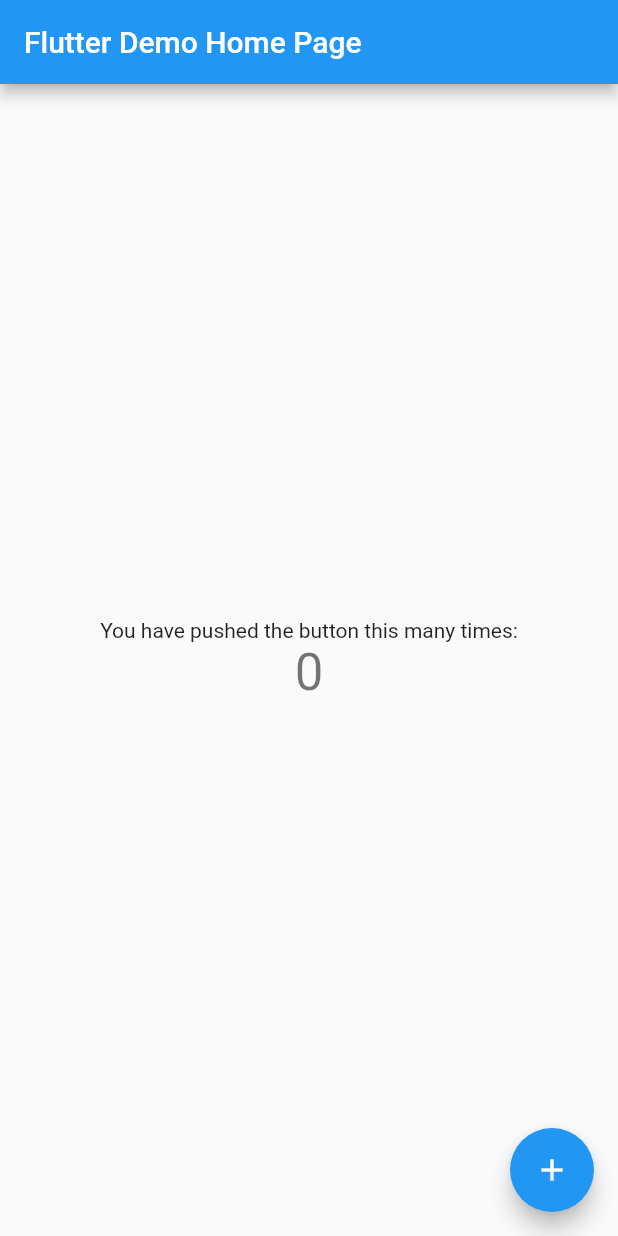
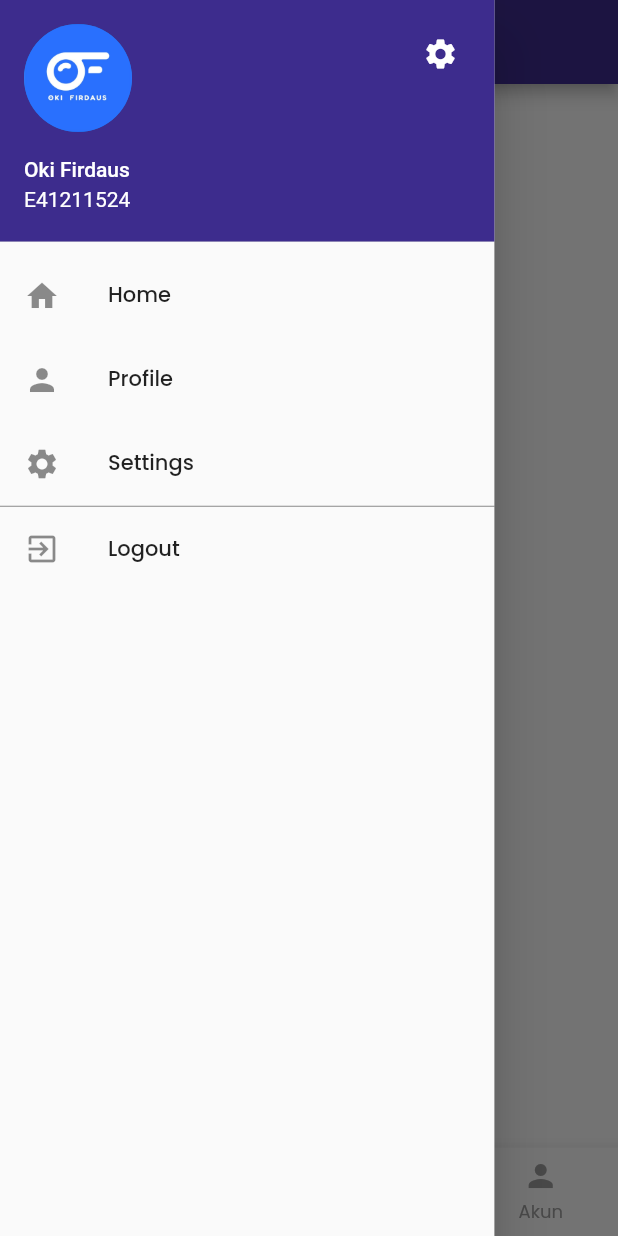
Before and after one commit to okifirsyah404/tugas_workshop_aplikasi_mobile_framework, a Flutter app: the screen it shows after launch, with the side drawer open (before the commit the screen has no drawer), on a phone screen of 412 x 824 dp. Run offline on Flutter 3.47's test engine with Material 2 defaults, Android fonts, the phone set to English and light mode, and no system bars; our stand-ins replace google_fonts.

Commit message:
Update tugas

```diff
--- a/lib/main.dart
+++ b/lib/main.dart
@@ -1,67 +1,36 @@
 import 'package:flutter/material.dart';
+import 'package:google_fonts/google_fonts.dart';
+import './screens/login_screen.dart';
+import './screens/main_screen.dart';
+import './screens/second_screen.dart';
 
 void main() {
-  runApp(const MyApp());
+  runApp(const MainApp());
 }
 
-class MyApp extends StatelessWidget {
-  const MyApp({super.key});
+class MainApp extends StatelessWidget {
+  const MainApp({super.key});
 
   @override
   Widget build(BuildContext context) {
     return MaterialApp(
-      title: 'Tugas Framework Flutter',
-      theme: ThemeData(
-        primarySwatch: Colors.blue,
+      debugShowCheckedModeBanner: false,
+      theme: ThemeData().copyWith(
+        colorScheme: ThemeData().colorScheme.copyWith(
+              primary: const Color(0xFF3D2C8D),
+              onPrimary: Colors.white,
+              secondary: const Color(0xFF3D2C8D),
+              tertiary: const Color(0xFF916BBF),
+            ),
+        textTheme: GoogleFonts.poppinsTextTheme(),
       ),
-      home: const MyHomePage(title: 'Flutter Demo Home Page'),
+      // home: const MainScreen(),
+      routes: {
+        "/": (context) => const MainScreen(),
+        "/login": (context) => const LoginScreen(),
+        "/second-screen": (context) => const SecondScreen(),
+      },
+      initialRoute: "/",
     );
   }
 }
-
-class MyHomePage extends StatefulWidget {
-  const MyHomePage({super.key, required this.title});
-
-  final String title;
-
-  @override
-  State<MyHomePage> createState() => _MyHomePageState();
-}
-
-class _MyHomePageState extends State<MyHomePage> {
-  int _counter = 0;
-
-  void _incrementCounter() {
-    setState(() {
-      _counter++;
-    });
-  }
-
-  @override
-  Widget build(BuildContext context) {
-    return Scaffold(
-      appBar: AppBar(
-        title: Text(widget.title),
-      ),
-      body: Center(
-        child: Column(
-          mainAxisAlignment: MainAxisAlignment.center,
-          children: <Widget>[
-            const Text(
-              'You have pushed the button this many times:',
-            ),
-            Text(
-              '$_counter',
-              style: Theme.of(context).textTheme.headline4,
-            ),
-          ],
-        ),
-      ),
-      floatingActionButton: FloatingActionButton(
-        onPressed: _incrementCounter,
-        tooltip: 'Increment',
-        child: const Icon(Icons.add),
-      ),
-    );
-  }
-}
--- /dev/null
+++ b/lib/screens/main_screen.dart
@@ -0,0 +1,143 @@
+import 'package:flutter/material.dart';
+import '../widgets/drawer_widget.dart';
+
+import 'login_screen.dart';
+
+class MainScreen extends StatefulWidget {
+  const MainScreen({super.key});
+
+  @override
+  State<MainScreen> createState() => _MainScreenState();
+}
+
+class _MainScreenState extends State<MainScreen> {
+  int index = 0;
+  List<Widget> list = [
+    const Home(),
+    const Profile(),
+    const Settings(),
+  ];
+
+  int _selectedIndex = 0;
+  static const TextStyle optionStyle =
+      TextStyle(fontSize: 30, fontWeight: FontWeight.bold);
+  static const List<Widget> _widgetOptions = <Widget>[
+    Text(
+      'Beranda',
+      style: optionStyle,
+    ),
+    Text(
+      'Pesanan',
+      style: optionStyle,
+    ),
+    Text(
+      'Inbox',
+      style: optionStyle,
+    ),
+    Text(
+      'Akun',
+      style: optionStyle,
+    ),
+  ];
+
+  void _onItemTapped(int index) {
+    setState(() {
+      _selectedIndex = index;
+    });
+  }
+
+  @override
+  Widget build(BuildContext context) {
+    return Scaffold(
+      appBar: AppBar(
+        title: const Text("Main Screen"),
+        centerTitle: true,
+      ),
+      drawer: DrawerWidget(
+        onTap: (contex, i) {
+          setState(() {
+            index = i;
+            Navigator.pop(context);
+          });
+        },
+      ),
+      bottomNavigationBar: BottomNavigationBar(
+        items: const <BottomNavigationBarItem>[
+          BottomNavigationBarItem(
+            icon: Icon(Icons.home),
+            label: 'Beranda',
+          ),
+          BottomNavigationBarItem(
+            icon: Icon(Icons.list_alt),
+            label: 'Pesanan',
+          ),
+          BottomNavigationBarItem(
+            icon: Icon(Icons.mail),
+            label: 'Inbox',
+          ),
+          BottomNavigationBarItem(
+            icon: Icon(Icons.person),
+            label: 'Akun',
+          ),
+        ],
+        currentIndex: _selectedIndex,
+        selectedItemColor: Theme.of(context).colorScheme.primary,
+        unselectedItemColor: Colors.grey,
+        type: BottomNavigationBarType.fixed,
+        showUnselectedLabels: true,
+        onTap: _onItemTapped,
+      ),
+      // body: list[index],
+      body: Center(
+        child: _widgetOptions.elementAt(_selectedIndex),
+      ),
+    );
+  }
+}
+
+class Settings extends StatelessWidget {
+  const Settings({super.key});
+
+  @override
+  Widget build(BuildContext context) {
+    return const Center(
+      child: Text(
+        "Settings",
+        style: TextStyle(fontSize: 25, fontWeight: FontWeight.w600),
+      ),
+    );
+  }
+}
+
+class Profile extends StatelessWidget {
+  const Profile({super.key});
+
+  @override
+  Widget build(BuildContext context) {
+    return const Center(
+      child: Text(
+        "Profile",
+        style: TextStyle(fontSize: 25, fontWeight: FontWeight.w600),
+      ),
+    );
+  }
+}
+
+class Home extends StatelessWidget {
+  const Home({Key? key}) : super(key: key);
+  @override
+  Widget build(BuildContext context) {
+    return Center(
+      child: Column(
+        children: [
+          const Text(
+            "Home",
+            style: TextStyle(fontSize: 25, fontWeight: FontWeight.w600),
+          ),
+          ElevatedButton(
+              onPressed: () {}, child: const Text("Pergi ke Page lain"))
+        ],
+      ),
+    );
+  }
+}
--- /dev/null
+++ b/lib/widgets/drawer_widget.dart
@@ -0,0 +1,69 @@
+import 'package:flutter/material.dart';
+import '../screens/login_screen.dart';
+
+class DrawerWidget extends StatelessWidget {
+  final Function onTap;
+
+  const DrawerWidget({super.key, required this.onTap});
+
+  @override
+  Widget build(BuildContext context) {
+    return SizedBox(
+      width: MediaQuery.of(context).size.width * 0.8,
+      child: Drawer(
+        child: ListView(
+          children: [
+            UserAccountsDrawerHeader(
+              accountName: const Text("Oki Firdaus"),
+              accountEmail: const Text("E41211524"),
+              currentAccountPicture: const CircleAvatar(
+                backgroundImage:
+                    AssetImage("assets/images/user_profiles/foto.png"),
+              ),
+              otherAccountsPictures: [
+                IconButton(
+                  onPressed: () {},
+                  icon: Icon(
+                    Icons.settings,
+                    color: ThemeData().colorScheme.onPrimary,
+                  ),
+                ),
+              ],
+            ),
+            ListTile(
+              leading: Icon(Icons.home),
+              title: Text("Home"),
+              onTap: () => onTap(context, 0),
+            ),
+            ListTile(
+              leading: Icon(Icons.person),
+              title: Text("Profile"),
+              onTap: () => onTap(context, 1),
+            ),
+            ListTile(
+              leading: Icon(Icons.settings),
+              title: Text("Settings"),
+              onTap: () => onTap(context, 2),
+            ),
+            Divider(
+              height: 1,
+              color: Colors.black45,
+            ),
+            ListTile(
+              leading: Icon(Icons.exit_to_app),
+              title: Text("Logout"),
+              onTap: () {
+                Navigator.pushReplacement(
+                  context,
+                  MaterialPageRoute(
+                    builder: (context) => LoginScreen(),
+                  ),
+                );
+              },
+            ),
+          ],
+        ),
+      ),
+    );
+  }
+}
--- a/pubspec.yaml
+++ b/pubspec.yaml
@@ -36,6 +36,7 @@
   # The following adds the Cupertino Icons font to your application.
   # Use with the CupertinoIcons class for iOS style icons.
   cupertino_icons: ^1.0.2
+  google_fonts: ^3.0.1
 
 dev_dependencies:
   flutter_test:
@@ -60,8 +61,9 @@
   uses-material-design: true
 
   # To add assets to your application, add an assets section, like this:
-  # assets:
-  #   - images/a_dot_burr.jpeg
+  assets:
+    - assets/images/user_profiles/
+    # - images/a_dot_burr.jpeg
   #   - images/a_dot_ham.jpeg
 
   # An image asset can refer to one or more resolution-specific "variants", see
```
Also changed, not shown: lib/screens/login_screen.dart (added, +24 -0 lines), lib/screens/second_screen.dart (added, +19 -0 lines), lib/widgets/drawer_item.dart (added, +10 -0 lines), assets/images/user_profiles/foto.png (added), pubspec.lock, 1 other file.
